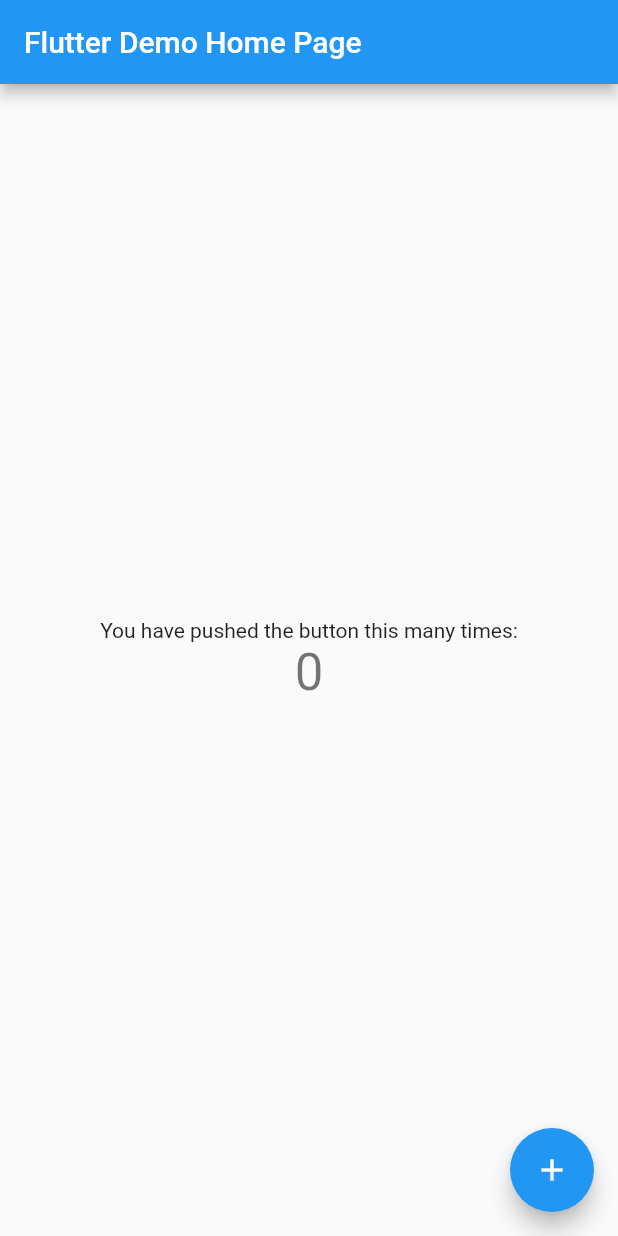
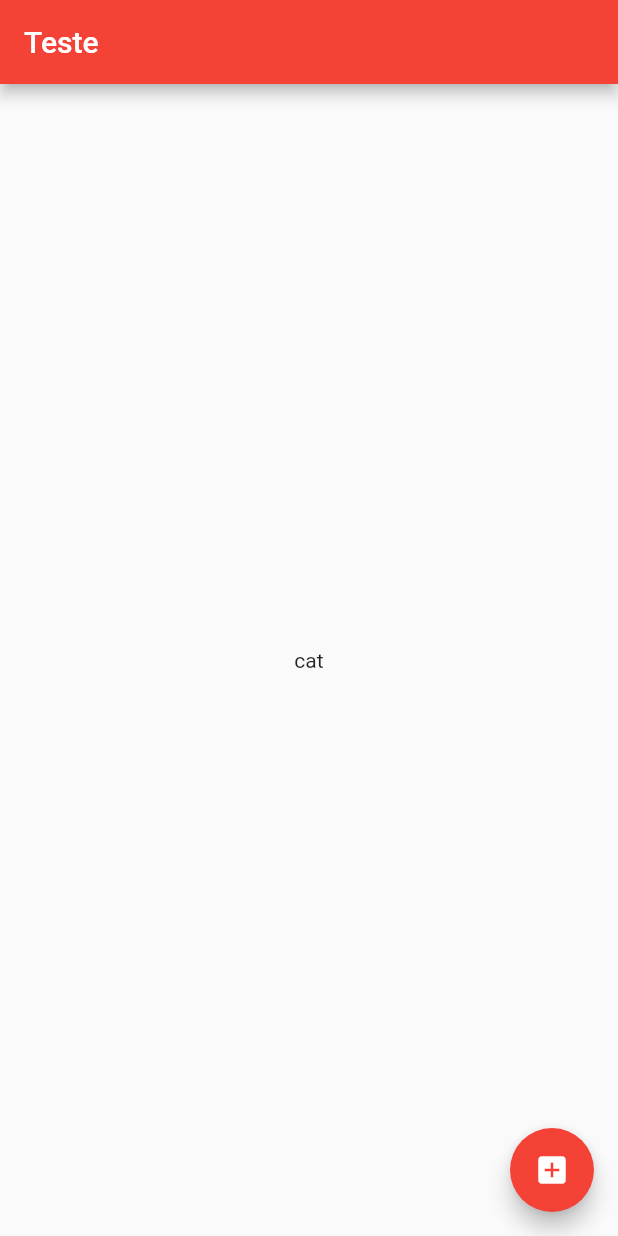
Before and after one commit to eduardoandd/trilhaap, a Flutter app: the screen it shows after launch, on a phone screen of 412 x 824 dp. Run offline on Flutter 3.47's test engine with Material 2 defaults, Android fonts, the phone set to English and light mode, and no system bars.

Commit message:
gerando palavras aleatórias

```diff
--- /dev/null
+++ b/ANOTACOES/anotações.txt
@@ -0,0 +1 @@
+No flutter tudo é widget.
--- a/lib/main.dart
+++ b/lib/main.dart
@@ -1,115 +1,69 @@
+import 'dart:math';
+
+import 'package:flutter/cupertino.dart';
 import 'package:flutter/material.dart';
 
-void main() {
+void main(){
   runApp(const MyApp());
 }
 
 class MyApp extends StatelessWidget {
   const MyApp({Key? key}) : super(key: key);
 
-  // This widget is the root of your application.
   @override
   Widget build(BuildContext context) {
-    return MaterialApp(
-      title: 'Flutter Demo',
-      theme: ThemeData(
-        // This is the theme of your application.
-        //
-        // Try running your application with "flutter run". You'll see the
-        // application has a blue toolbar. Then, without quitting the app, try
-        // changing the primarySwatch below to Colors.green and then invoke
-        // "hot reload" (press "r" in the console where you ran "flutter run",
-        // or simply save your changes to "hot reload" in a Flutter IDE).
-        // Notice that the counter didn't reset back to zero; the application
-        // is not restarted.
-        primarySwatch: Colors.blue,
-      ),
-      home: const MyHomePage(title: 'Flutter Demo Home Page'),
+    return  MaterialApp(
+      debugShowCheckedModeBanner: false,
+      theme: ThemeData(primarySwatch: Colors.red),
+      home: const HomePage(),
     );
   }
 }
 
-class MyHomePage extends StatefulWidget {
-  const MyHomePage({Key? key, required this.title}) : super(key: key);
-
-  // This widget is the home page of your application. It is stateful, meaning
-  // that it has a State object (defined below) that contains fields that affect
-  // how it looks.
-
-  // This class is the configuration for the state. It holds the values (in this
-  // case the title) provided by the parent (in this case the App widget) and
-  // used by the build method of the State. Fields in a Widget subclass are
-  // always marked "final".
-
-  final String title;
+class HomePage extends StatefulWidget {
+  const HomePage({Key? key}) : super(key: key);
 
   @override
-  State<MyHomePage> createState() => _MyHomePageState();
+  State<HomePage> createState() => _HomePageState();
 }
 
-class _MyHomePageState extends State<MyHomePage> {
-  int _counter = 0;
+class _HomePageState extends State<HomePage> {
 
-  void _incrementCounter() {
-    setState(() {
-      // This call to setState tells the Flutter framework that something has
-      // changed in this State, which causes it to rerun the build method below
-      // so that the display can reflect the updated values. If we changed
-      // _counter without calling setState(), then the build method would not be
-      // called again, and so nothing would appear to happen.
-      _counter++;
-    });
+  var numeroGerado = 0;
+
+  final List<String> words= ['apple','cat','dog'];
+
+  int _gerarNumeroAleatorio(){
+
+    Random numeroAleatorio = Random();
+
+    return numeroAleatorio.nextInt(1000);
+  }
+
+  String _gerarPalavrasAleatorias(){
+    Random random = Random();
+
+    return words[random.nextInt(words.length)];
   }
 
   @override
   Widget build(BuildContext context) {
-    // This method is rerun every time setState is called, for instance as done
-    // by the _incrementCounter method above.
-    //
-    // The Flutter framework has been optimized to make rerunning build methods
-    // fast, so that you can just rebuild anything that needs updating rather
-    // than having to individually change instances of widgets.
     return Scaffold(
       appBar: AppBar(
-        // Here we take the value from the MyHomePage object that was created by
-        // the App.build method, and use it to set our appbar title.
-        title: Text(widget.title),
+        title: const Text('Teste'),
       ),
-      body: Center(
-        // Center is a layout widget. It takes a single child and positions it
-        // in the middle of the parent.
-        child: Column(
-          // Column is also a layout widget. It takes a list of children and
-          // arranges them vertically. By default, it sizes itself to fit its
-          // children horizontally, and tries to be as tall as its parent.
-          //
-          // Invoke "debug painting" (press "p" in the console, choose the
-          // "Toggle Debug Paint" action from the Flutter Inspector in Android
-          // Studio, or the "Toggle Debug Paint" command in Visual Studio Code)
-          // to see the wireframe for each widget.
-          //
-          // Column has various properties to control how it sizes itself and
-          // how it positions its children. Here we use mainAxisAlignment to
-          // center the children vertically; the main axis here is the vertical
-          // axis because Columns are vertical (the cross axis would be
-          // horizontal).
-          mainAxisAlignment: MainAxisAlignment.center,
-          children: <Widget>[
-            const Text(
-              'You have pushed the button this many times:',
-            ),
-            Text(
-              '$_counter',
-              style: Theme.of(context).textTheme.headline4,
-            ),
-          ],
-        ),
+      body: Center(child: Text(_gerarPalavrasAleatorias())),
+      floatingActionButton: FloatingActionButton(
+        child: Icon(Icons.add_box),
+        onPressed:  () {
+          print(_gerarNumeroAleatorio());
+
+          setState(() {
+            _gerarPalavrasAleatorias();
+          });
+
+        },
       ),
-      floatingActionButton: FloatingActionButton(
-        onPressed: _incrementCounter,
-        tooltip: 'Increment',
-        child: const Icon(Icons.add),
-      ), // This trailing comma makes auto-formatting nicer for build methods.
     );
   }
 }
```
